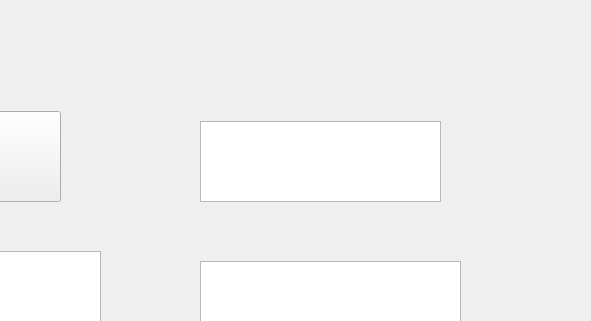
Old version of the form Client/Client.ui in the repository tarffy/pokemon; both pictures show x 251 to 842 and y 0 to 321 of the 1014 by 645 pixel window.
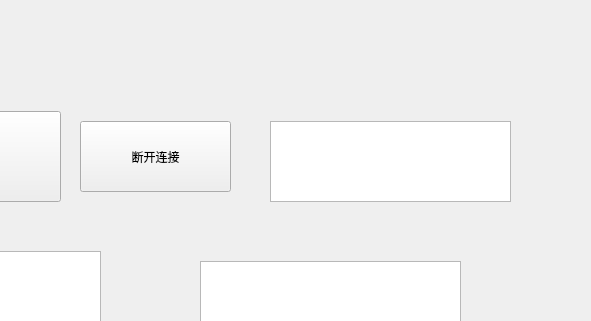
New version of the form.

What changed in the file:
```diff
--- a/Client/Client.ui
+++ b/Client/Client.ui
@@ -113,13 +113,26 @@
        <widget class="QTextEdit" name="Text_status">
         <property name="geometry">
          <rect>
-          <x>440</x>
+          <x>510</x>
           <y>110</y>
           <width>241</width>
           <height>81</height>
          </rect>
         </property>
        </widget>
+       <widget class="QPushButton" name="Button_disconnect">
+        <property name="geometry">
+         <rect>
+          <x>320</x>
+          <y>110</y>
+          <width>151</width>
+          <height>71</height>
+         </rect>
+        </property>
+        <property name="text">
+         <string>断开连接</string>
+        </property>
+       </widget>
       </widget>
      </widget>
     </item>
```
